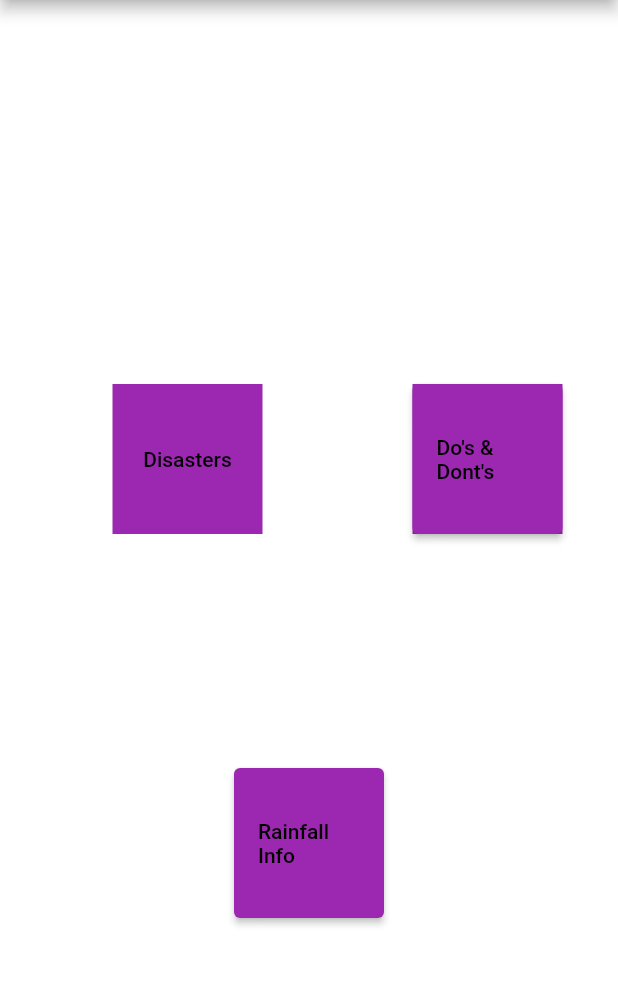
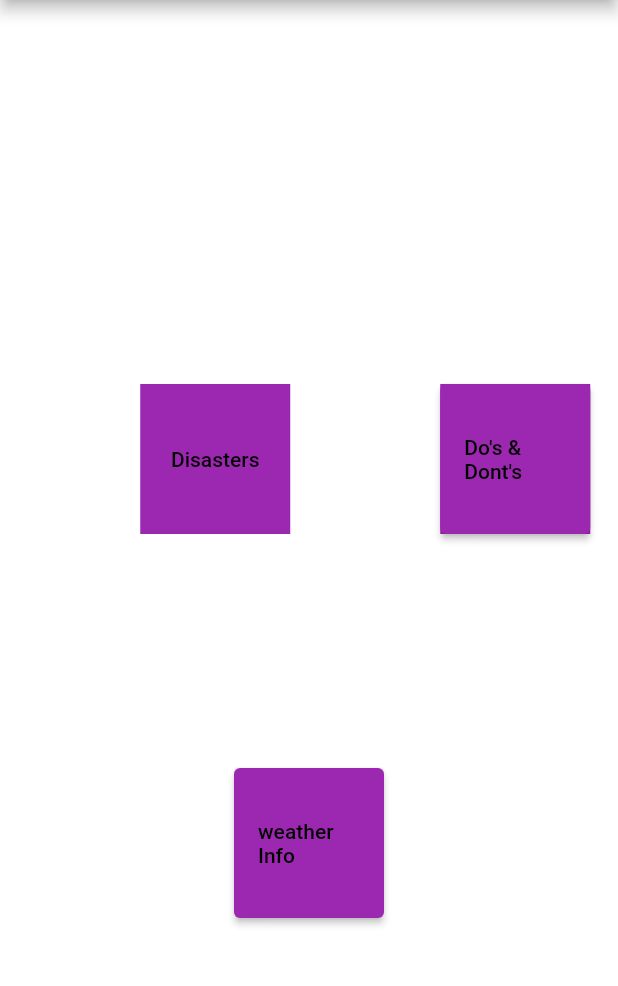
Before and after one commit to Rudalph/Flutter_pbl, a Flutter app: the screen it shows after launch, on a phone screen of 412 x 824 dp, the part 84-1070 px from its top. Run offline on Flutter 3.47's test engine with Material 2 defaults, Android fonts, the phone set to English and light mode, and no system bars; our stand-ins replace font_awesome_flutter.

Commit message:
changed button info and made buttons responsive

```diff
--- a/lib/main.dart
+++ b/lib/main.dart
@@ -42,6 +42,7 @@ class HomeScreen extends StatelessWidget {
             mainAxisAlignment: MainAxisAlignment.spaceEvenly,
             children: [
               Row(
+                mainAxisAlignment: MainAxisAlignment.center,
                 children: [
                   Container(
                     margin: const EdgeInsets.only(top: 100, left: 75),
@@ -89,7 +90,7 @@ class HomeScreen extends StatelessWidget {
                       MaterialPageRoute(builder: (context) => WeatherScreen()),
                     );
                   },
-                  child: Text("Rainfall Info"),
+                  child: Text("weather Info"),
                   style: ButtonStyle(
                     backgroundColor: MaterialStateProperty.all(Colors.purple),
                     foregroundColor: MaterialStateProperty.all(Colors.black),
```
